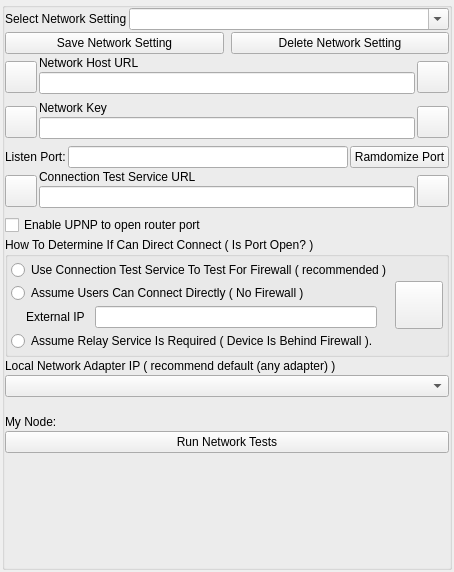
First picture: the form in GoTvApps/GoTvCommon/Forms/AppletNetworkSettings.ui, repository brettrjones/gotvptop, before the edit.
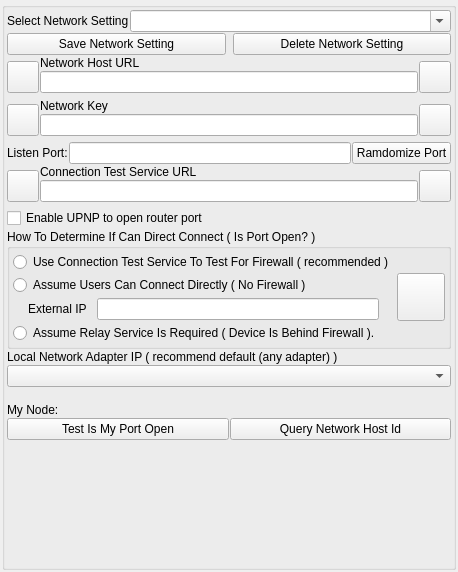
Second picture: the form after the edit. Custom widgets are drawn as their Qt base class.

Commit message: Work on query host id test and combine network tests

What changed in the file:
```diff
--- a/GoTvApps/GoTvCommon/Forms/AppletNetworkSettings.ui
+++ b/GoTvApps/GoTvCommon/Forms/AppletNetworkSettings.ui
@@ -31,24 +31,30 @@
    </property>
    <item row="1" column="0">
     <widget class="QGroupBox" name="DialogItemsGroupBox">
+     <property name="sizePolicy">
+      <sizepolicy hsizetype="Expanding" vsizetype="Expanding">
+       <horstretch>0</horstretch>
+       <verstretch>0</verstretch>
+      </sizepolicy>
+     </property>
      <property name="title">
       <string/>
      </property>
      <layout class="QVBoxLayout" name="verticalLayout_3">
       <property name="spacing">
-       <number>2</number>
+       <number>1</number>
       </property>
       <property name="leftMargin">
-       <number>0</number>
+       <number>2</number>
       </property>
       <property name="topMargin">
-       <number>0</number>
+       <number>2</number>
       </property>
       <property name="rightMargin">
-       <number>0</number>
+       <number>2</number>
       </property>
       <property name="bottomMargin">
-       <number>0</number>
+       <number>2</number>
       </property>
       <item>
        <layout class="QHBoxLayout" name="horizontalLayout_10">
@@ -495,7 +501,7 @@
         <item>
          <widget class="QLabel" name="label">
           <property name="text">
-           <string> </string>
+           <string/>
           </property>
          </widget>
         </item>
@@ -515,7 +521,7 @@
         <item>
          <widget class="QLabel" name="label_3">
           <property name="text">
-           <string> </string>
+           <string/>
           </property>
          </widget>
         </item>
@@ -559,11 +565,22 @@
        </layout>
       </item>
       <item>
-       <widget class="QPushButton" name="m_RunNetworkTestButton">
-        <property name="text">
-         <string>Run Network Tests</string>
-        </property>
-       </widget>
+       <layout class="QHBoxLayout" name="horizontalLayout_12">
+        <item>
+         <widget class="QPushButton" name="m_TestIsPortOpenButton">
+          <property name="text">
+           <string>Test Is My Port Open</string>
+          </property>
+         </widget>
+        </item>
+        <item>
+         <widget class="QPushButton" name="m_TestQueryHostIdButton">
+          <property name="text">
+           <string>Query Network Host Id</string>
+          </property>
+         </widget>
+        </item>
+       </layout>
       </item>
       <item>
        <spacer name="verticalSpacer">
```
The commit also changes 54 other files.
